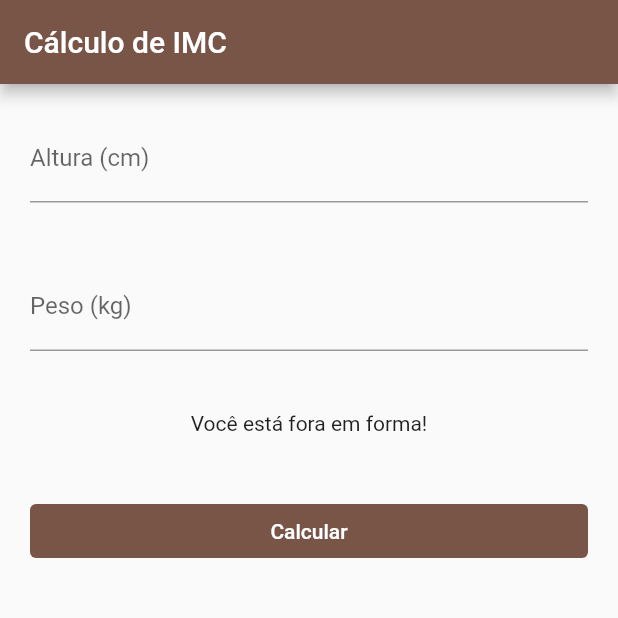
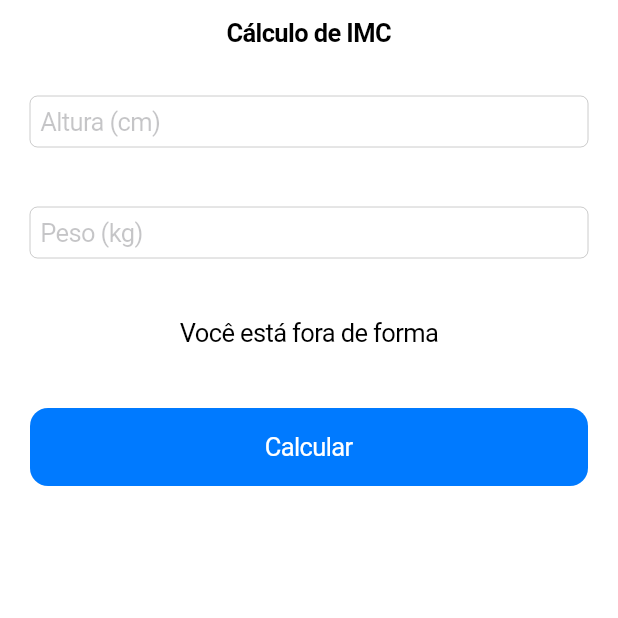
Before and after one commit to claylton/imc, a Flutter app: the screen it shows after launch, on a phone screen of 412 x 824 dp, the top half of it. Run offline on Flutter 3.47's test engine with Material 2 defaults, Android fonts, the phone set to English and light mode, and no system bars.

Commit message:
🌈 style(ios/home_page): Style ios page
Create style ios page

```diff
--- a/lib/main.dart
+++ b/lib/main.dart
@@ -2,5 +2,5 @@ import 'package:flutter/material.dart';
 import 'package:imc/ui/android/my_material_app.dart';
 import 'package:imc/ui/ios/my_cupertino_app.dart';
 
-void main() => runApp(const MyMaterialApp());
-// void main() => runApp(const MyCupertinoApp());
+// void main() => runApp(const MyMaterialApp());
+void main() => runApp(const MyCupertinoApp());
--- a/lib/ui/ios/pages/home_page.dart
+++ b/lib/ui/ios/pages/home_page.dart
@@ -1,19 +1,52 @@
-
-
 import 'package:flutter/cupertino.dart';
+import 'package:flutter/material.dart';
 
 class HomePage extends StatefulWidget {
-
-  const HomePage({ super.key });
+  const HomePage({super.key});
 
   @override
   State<HomePage> createState() => _HomePageState();
 }
 
 class _HomePageState extends State<HomePage> {
-
-   @override
-   Widget build(BuildContext context) {
-       return Container();
+  @override
+  Widget build(BuildContext context) {
+    return CupertinoPageScaffold(
+      navigationBar: const CupertinoNavigationBar(
+        middle: Text('Cálculo de IMC'),
+      ),
+      child: ListView(
+        children: <Widget>[
+          const Padding(
+            padding: EdgeInsets.all(20),
+            child: CupertinoTextField(
+              placeholder: 'Altura (cm)',
+              keyboardType: TextInputType.number,
+            ),
+          ),
+          const Padding(
+            padding: EdgeInsets.all(20),
+            child: CupertinoTextField(
+              placeholder: 'Peso (kg)',
+              keyboardType: TextInputType.number,
+            ),
+          ),
+          const Padding(
+            padding: EdgeInsets.all(20),
+            child: Text(
+              'Você está fora de forma',
+              textAlign: TextAlign.center,
+            ),
+          ),
+          Padding(
+            padding: const EdgeInsets.all(20),
+            child: CupertinoButton.filled(
+              child: const Text('Calcular'),
+              onPressed: () {},
+            ),
+          ),
+        ],
+      ),
+    );
   }
 }
```
